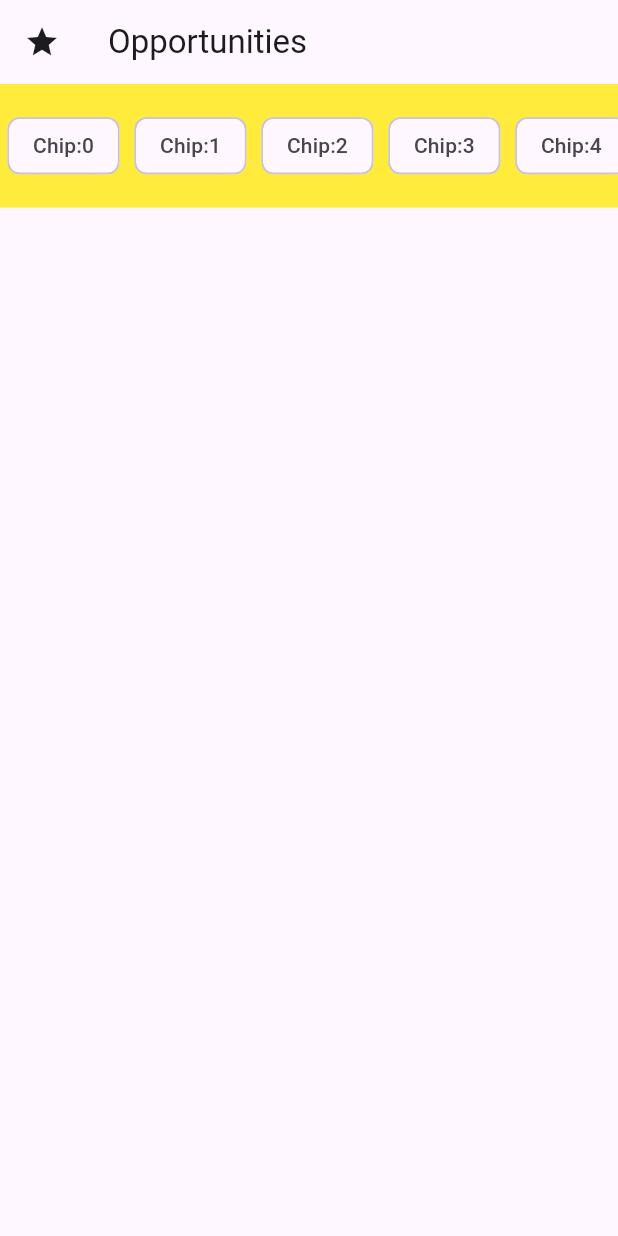
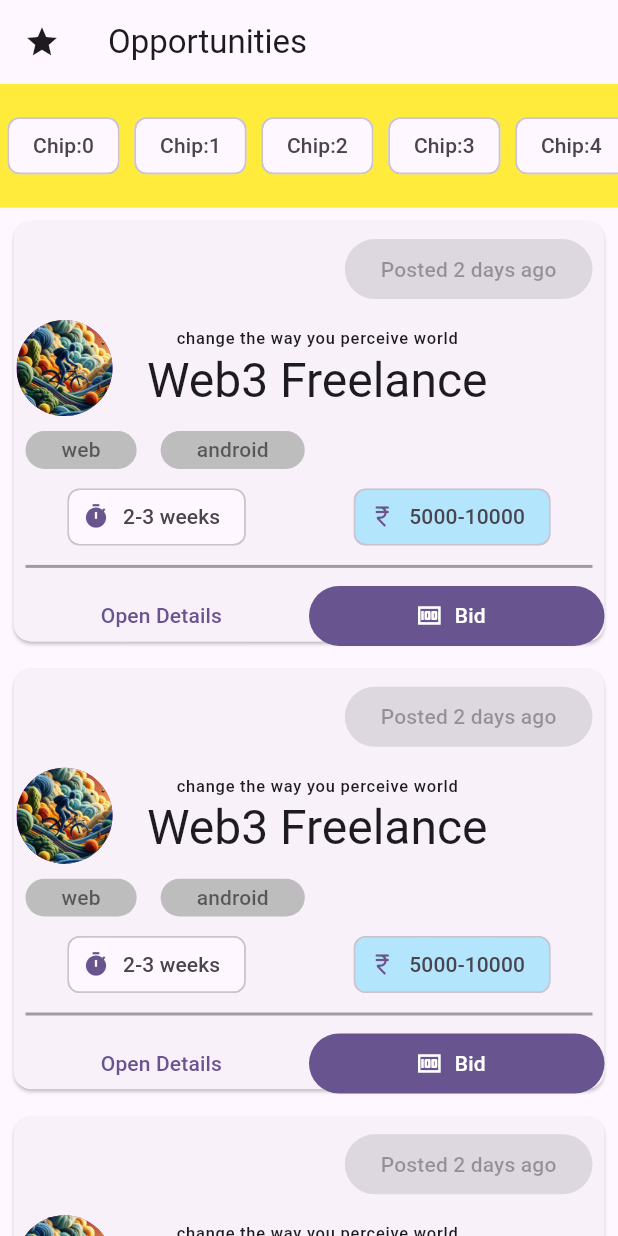
Before and after one commit to OmkarSsawant/Web3-Freelance-App, a Flutter app: the screen it shows after launch, on a phone screen of 412 x 824 dp. Run offline on Flutter 3.47's test engine with Material 3 defaults, Android fonts, the light colour scheme and no system bars; missing offline and left inert: web3dart.

Commit message:
Added Project Tile

```diff
--- a/lib/ui/components/project_tile.dart
+++ b/lib/ui/components/project_tile.dart
@@ -1,16 +1,123 @@
 import 'package:flutter/material.dart';
 import 'package:web3_freelancer/utils.dart';
 
-class ProjectTile extends StatefulWidget {
-  const ProjectTile({super.key});
-
-  @override
-  State<ProjectTile> createState() => _ProjectTileState();
-}
-
-class _ProjectTileState extends State<ProjectTile> {
+class ProjectTile extends StatelessWidget {
+  const ProjectTile(
+      {super.key,
+      required this.postDate,
+      required this.subtext,
+      required this.projectTitle,
+      required this.domains,
+      required this.deadline,
+      required this.priceRange});
+  final String postDate;
+  final String subtext;
+  final String projectTitle;
+  final List<String> domains;
+  final String deadline;
+  final String priceRange;
   @override
   Widget build(BuildContext context) {
-    return Card();
+    return Container(
+        width: context.screenWidth * .9,
+        height: context.screenHeight * .35,
+        child: Card(
+            child: Column(
+          children: [
+            Padding(
+              padding: const EdgeInsets.all(8.0),
+              child: Align(
+                  alignment: Alignment.topRight,
+                  child: ElevatedButton(
+                      onPressed: null,
+                      child: Text(
+                        postDate,
+                        textAlign: TextAlign.center,
+                      ))),
+            ),
+            Padding(
+              padding: const EdgeInsets.all(2.0),
+              child: Row(
+                children: [
+                  CircleAvatar(
+                    radius: 32,
+                    foregroundImage: AssetImage("assets/images/rideven.jpg"),
+                    backgroundColor: Colors.purple,
+                  ),
+                  SizedBox(
+                    width: 23,
+                  ),
+                  Column(
+                    children: [
+                      Text(
+                        subtext,
+                        style: Theme.of(context).textTheme.labelSmall,
+                      ),
+                      Text(
+                        projectTitle,
+                        style: Theme.of(context).textTheme.headlineLarge,
+                      ),
+                    ],
+                  )
+                ],
+              ),
+            ),
+            Container(
+              height: context.screenHeight * 0.05,
+              child: ListView.builder(
+                itemCount: 2,
+                scrollDirection: Axis.horizontal,
+                itemBuilder: (c, i) => Padding(
+                  padding: const EdgeInsets.all(8.0),
+                  child: ElevatedButton(
+                      onPressed: null,
+                      style: ButtonStyle(
+                          backgroundColor:
+                              MaterialStateProperty.all(Colors.grey.shade400)),
+                      child: Text(
+                        domains[i],
+                        textAlign: TextAlign.center,
+                        style: TextStyle(color: Colors.black54),
+                      )),
+                ),
+              ),
+            ),
+            Row(
+              mainAxisAlignment: MainAxisAlignment.spaceAround,
+              children: [
+                Chip(
+                  label: Text(deadline),
+                  avatar: const Icon(Icons.timer),
+                ),
+                Chip(
+                  label: Text(priceRange),
+                  avatar: const Icon(Icons.currency_rupee_rounded),
+                  backgroundColor: Colors.lightBlue.shade100,
+                ),
+              ],
+            ),
+            Padding(
+              padding: const EdgeInsets.all(8.0),
+              child: Container(
+                color: Colors.grey,
+                height: 2,
+              ),
+            ),
+            Row(
+              mainAxisAlignment: MainAxisAlignment.spaceAround,
+              children: [
+                Expanded(
+                    child: TextButton(
+                        onPressed: () {}, child: const Text("Open Details"))),
+                Expanded(
+                  child: FilledButton.icon(
+                      label: const Text("Bid"),
+                      onPressed: () {},
+                      icon: const Icon(Icons.money_outlined)),
+                ),
+              ],
+            ),
+          ],
+        )));
   }
 }
--- a/lib/ui/dashboard.dart
+++ b/lib/ui/dashboard.dart
@@ -35,7 +35,14 @@ class _ProjectsScreenState extends State<ProjectsScreen> {
           itemCount: 15,
           itemBuilder: (c, i) => Padding(
             padding: EdgeInsets.all(5),
-            child: ProjectTile(),
+            child: ProjectTile(
+              deadline: "2-3 weeks",
+              domains: ["web", "android"],
+              postDate: "Posted 2 days ago",
+              priceRange: "5000-10000",
+              projectTitle: "Web3 Freelance",
+              subtext: "change the way you perceive world",
+            ),
           ),
         ))
       ]),
--- a/pubspec.yaml
+++ b/pubspec.yaml
@@ -63,7 +63,7 @@ flutter:
   # To add assets to your application, add an assets section, like this:
   assets:
     - assets/abis/freelance.abi.json
-  #   - images/a_dot_ham.jpeg
+    - assets/images/rideven.jpg
 
   # An image asset can refer to one or more resolution-specific "variants", see
   # https://flutter.dev/assets-and-images/#resolution-aware
```
Also changed, not shown: assets/images/rideven.jpg (added).
